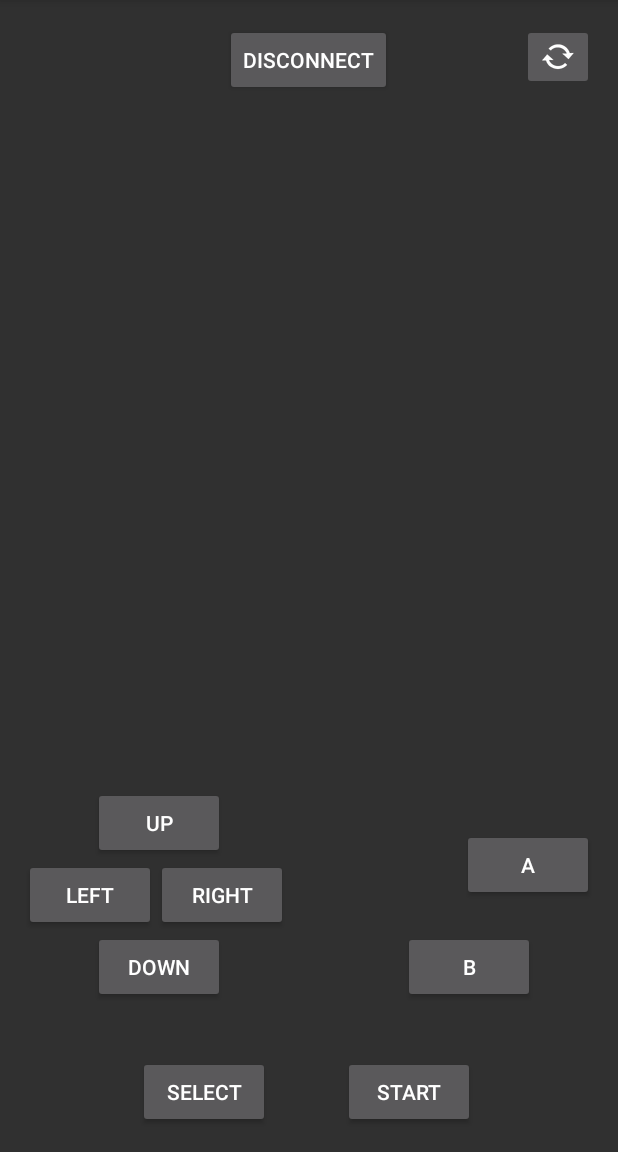
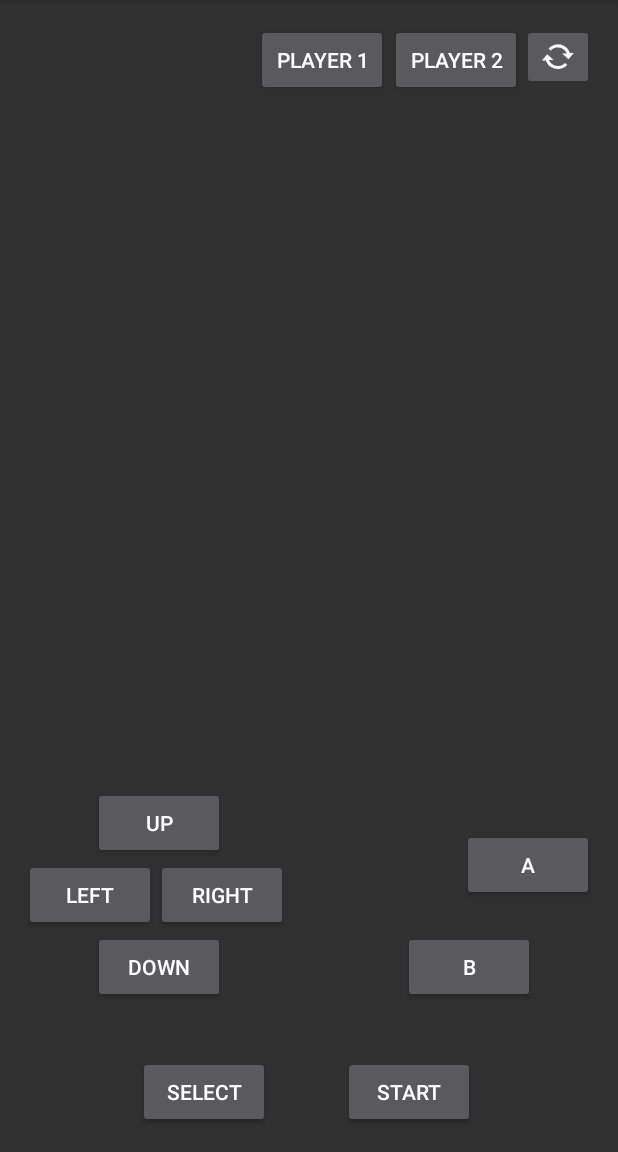
Before and after one commit to jlundstrom/Table-Framework, an Android app: the ControllerActivity screen opened directly, with no data from a screen before it, on a phone screen of 412 x 824 dp, the part 84-1236 px from its top. Run offline under Robolectric (Android 15) with nearby library versions, the phone set to English and light mode, and no system bars; 3 statements that could not run were skipped.

Commit message:
Added ability to select between Player 1/2

```diff
--- a/AndroidGUI/app/src/main/res/layout/activity_bt_controller.xml
+++ b/AndroidGUI/app/src/main/res/layout/activity_bt_controller.xml
@@ -9,14 +9,6 @@
     android:paddingRight="@dimen/activity_horizontal_margin"
     android:paddingTop="@dimen/activity_vertical_margin"
     tools:context="com.remote.btcontroller.ControllerActivity">
-
-    <Button
-        android:id="@+id/btn_disconnect"
-        android:layout_width="wrap_content"
-        android:layout_height="wrap_content"
-        android:text="Disconnect"
-        android:layout_alignParentTop="true"
-        android:layout_centerHorizontal="true" />
 
     <Button
         android:id="@+id/btn_select"
@@ -96,4 +88,22 @@
         android:layout_alignParentTop="true"
         android:layout_alignParentEnd="true" />
 
+    <Button
+        android:id="@+id/btn_p1"
+        android:layout_width="wrap_content"
+        android:layout_height="wrap_content"
+        android:text="Player 1"
+        android:layout_alignParentTop="true"
+        android:layout_toStartOf="@+id/btn_b"
+        android:layout_marginEnd="10dp" />
+
+    <Button
+        android:id="@+id/btn_p2"
+        android:layout_width="wrap_content"
+        android:layout_height="wrap_content"
+        android:text="Player 2"
+        android:layout_marginLeft="30dp"
+        android:layout_alignParentTop="true"
+        android:layout_toStartOf="@+id/btn_sync" />
+
 </RelativeLayout>
```
Also changed, not shown: AndroidGUI/app/src/main/java/com/remote/btcontroller/ControllerActivity.java (+68 -26 lines), 1 other file.
